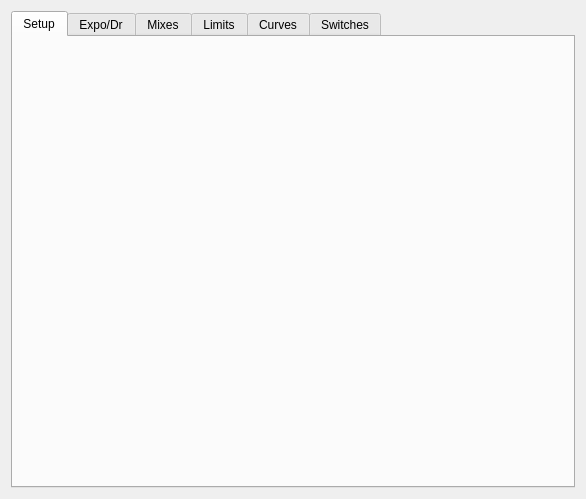
Above: src/modeledit.ui from xhorizont/eepe before the change. Below: the same form after it.
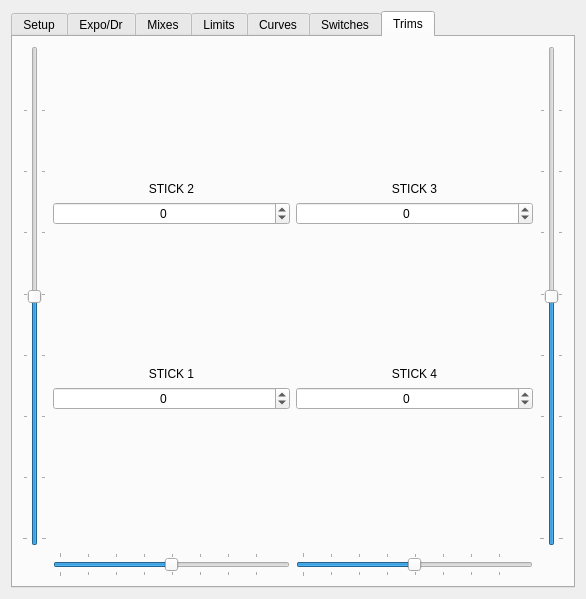
That is the form after the change. Icons and pictures are not drawn.

```diff
--- a/src/modeledit.ui
+++ b/src/modeledit.ui
@@ -7,7 +7,7 @@
     <x>0</x>
     <y>0</y>
     <width>586</width>
-    <height>499</height>
+    <height>599</height>
    </rect>
   </property>
   <property name="windowTitle">
@@ -21,7 +21,7 @@
    <item row="0" column="0">
     <widget class="QTabWidget" name="tabWidget">
      <property name="currentIndex">
-      <number>0</number>
+      <number>6</number>
      </property>
      <widget class="QWidget" name="tabModelSetup">
       <attribute name="title">
@@ -53,6 +53,273 @@
        <string>Switches</string>
       </attribute>
      </widget>
+     <widget class="QWidget" name="tabTrims">
+      <attribute name="title">
+       <string>Trims</string>
+      </attribute>
+      <layout class="QGridLayout" name="gridLayout_5">
+       <item row="0" column="0">
+        <widget class="QSlider" name="slider_S2">
+         <property name="minimum">
+          <number>-127</number>
+         </property>
+         <property name="maximum">
+          <number>127</number>
+         </property>
+         <property name="orientation">
+          <enum>Qt::Vertical</enum>
+         </property>
+         <property name="invertedAppearance">
+          <bool>false</bool>
+         </property>
+         <property name="invertedControls">
+          <bool>false</bool>
+         </property>
+         <property name="tickPosition">
+          <enum>QSlider::TicksBothSides</enum>
+         </property>
+         <property name="tickInterval">
+          <number>32</number>
+         </property>
+        </widget>
+       </item>
+       <item row="0" column="1">
+        <layout class="QGridLayout" name="gridLayout_3" rowstretch="1,0,0,1,0,0,1">
+         <item row="2" column="0">
+          <widget class="QSpinBox" name="spinBox_S2">
+           <property name="alignment">
+            <set>Qt::AlignCenter</set>
+           </property>
+           <property name="minimum">
+            <number>-127</number>
+           </property>
+           <property name="maximum">
+            <number>127</number>
+           </property>
+          </widget>
+         </item>
+         <item row="5" column="0">
+          <widget class="QSpinBox" name="spinBox_S1">
+           <property name="alignment">
+            <set>Qt::AlignCenter</set>
+           </property>
+           <property name="minimum">
+            <number>-127</number>
+           </property>
+           <property name="maximum">
+            <number>127</number>
+           </property>
+          </widget>
+         </item>
+         <item row="6" column="0">
+          <spacer name="horizontalSpacer">
+           <property name="orientation">
+            <enum>Qt::Horizontal</enum>
+           </property>
+           <property name="sizeHint" stdset="0">
+            <size>
+             <width>40</width>
+             <height>20</height>
+            </size>
+           </property>
+          </spacer>
+         </item>
+         <item row="3" column="0">
+          <spacer name="horizontalSpacer_2">
+           <property name="orientation">
+            <enum>Qt::Horizontal</enum>
+           </property>
+           <property name="sizeHint" stdset="0">
+            <size>
+             <width>40</width>
+             <height>20</height>
+            </size>
+           </property>
+          </spacer>
+         </item>
+         <item row="0" column="0">
+          <spacer name="horizontalSpacer_3">
+           <property name="orientation">
+            <enum>Qt::Horizontal</enum>
+           </property>
+           <property name="sizeHint" stdset="0">
+            <size>
+             <width>40</width>
+             <height>20</height>
+            </size>
+           </property>
+          </spacer>
+         </item>
+         <item row="4" column="0">
+          <widget class="QLabel" name="Label_S1">
+           <property name="text">
+            <string>STICK 1</string>
+           </property>
+           <property name="alignment">
+            <set>Qt::AlignCenter</set>
+           </property>
+          </widget>
+         </item>
+         <item row="1" column="0">
+          <widget class="QLabel" name="Label_S2">
+           <property name="text">
+            <string>STICK 2</string>
+           </property>
+           <property name="alignment">
+            <set>Qt::AlignCenter</set>
+           </property>
+          </widget>
+         </item>
+        </layout>
+       </item>
+       <item row="0" column="2">
+        <layout class="QGridLayout" name="gridLayout_4" rowstretch="1,0,0,1,0,0,1">
+         <item row="2" column="0">
+          <widget class="QSpinBox" name="spinBox_S3">
+           <property name="alignment">
+            <set>Qt::AlignCenter</set>
+           </property>
+           <property name="minimum">
+            <number>-127</number>
+           </property>
+           <property name="maximum">
+            <number>127</number>
+           </property>
+          </widget>
+         </item>
+         <item row="5" column="0">
+          <widget class="QSpinBox" name="spinBox_S4">
+           <property name="alignment">
+            <set>Qt::AlignCenter</set>
+           </property>
+           <property name="minimum">
+            <number>-127</number>
+           </property>
+           <property name="maximum">
+            <number>127</number>
+           </property>
+          </widget>
+         </item>
+         <item row="0" column="0">
+          <spacer name="horizontalSpacer_4">
+           <property name="orientation">
+            <enum>Qt::Horizontal</enum>
+           </property>
+           <property name="sizeHint" stdset="0">
+            <size>
+             <width>40</width>
+             <height>20</height>
+            </size>
+           </property>
+          </spacer>
+         </item>
+         <item row="3" column="0">
+          <spacer name="horizontalSpacer_5">
+           <property name="orientation">
+            <enum>Qt::Horizontal</enum>
+           </property>
+           <property name="sizeHint" stdset="0">
+            <size>
+             <width>40</width>
+             <height>20</height>
+            </size>
+           </property>
+          </spacer>
+         </item>
+         <item row="6" column="0">
+          <spacer name="horizontalSpacer_6">
+           <property name="orientation">
+            <enum>Qt::Horizontal</enum>
+           </property>
+           <property name="sizeHint" stdset="0">
+            <size>
+             <width>40</width>
+             <height>20</height>
+            </size>
+           </property>
+          </spacer>
+         </item>
+         <item row="4" column="0">
+          <widget class="QLabel" name="Label_S4">
+           <property name="text">
+            <string>STICK 4</string>
+           </property>
+           <property name="alignment">
+            <set>Qt::AlignCenter</set>
+           </property>
+          </widget>
+         </item>
+         <item row="1" column="0">
+          <widget class="QLabel" name="Label_S3">
+           <property name="text">
+            <string>STICK 3</string>
+           </property>
+           <property name="alignment">
+            <set>Qt::AlignCenter</set>
+           </property>
+          </widget>
+         </item>
+        </layout>
+       </item>
+       <item row="0" column="3">
+        <widget class="QSlider" name="slider_S3">
+         <property name="minimum">
+          <number>-127</number>
+         </property>
+         <property name="maximum">
+          <number>127</number>
+         </property>
+         <property name="orientation">
+          <enum>Qt::Vertical</enum>
+         </property>
+         <property name="tickPosition">
+          <enum>QSlider::TicksBothSides</enum>
+         </property>
+         <property name="tickInterval">
+          <number>32</number>
+         </property>
+        </widget>
+       </item>
+       <item row="1" column="1">
+        <widget class="QSlider" name="slider_S1">
+         <property name="minimum">
+          <number>-127</number>
+         </property>
+         <property name="maximum">
+          <number>127</number>
+         </property>
+         <property name="orientation">
+          <enum>Qt::Horizontal</enum>
+         </property>
+         <property name="tickPosition">
+          <enum>QSlider::TicksBothSides</enum>
+         </property>
+         <property name="tickInterval">
+          <number>32</number>
+         </property>
+        </widget>
+       </item>
+       <item row="1" column="2">
+        <widget class="QSlider" name="slider_S4">
+         <property name="minimum">
+          <number>-127</number>
+         </property>
+         <property name="maximum">
+          <number>127</number>
+         </property>
+         <property name="orientation">
+          <enum>Qt::Horizontal</enum>
+         </property>
+         <property name="tickPosition">
+          <enum>QSlider::TicksBothSides</enum>
+         </property>
+         <property name="tickInterval">
+          <number>32</number>
+         </property>
+        </widget>
+       </item>
+      </layout>
+     </widget>
     </widget>
    </item>
   </layout>
```
Left out of the diff: 438 changed lines with no effect on the pictures.
